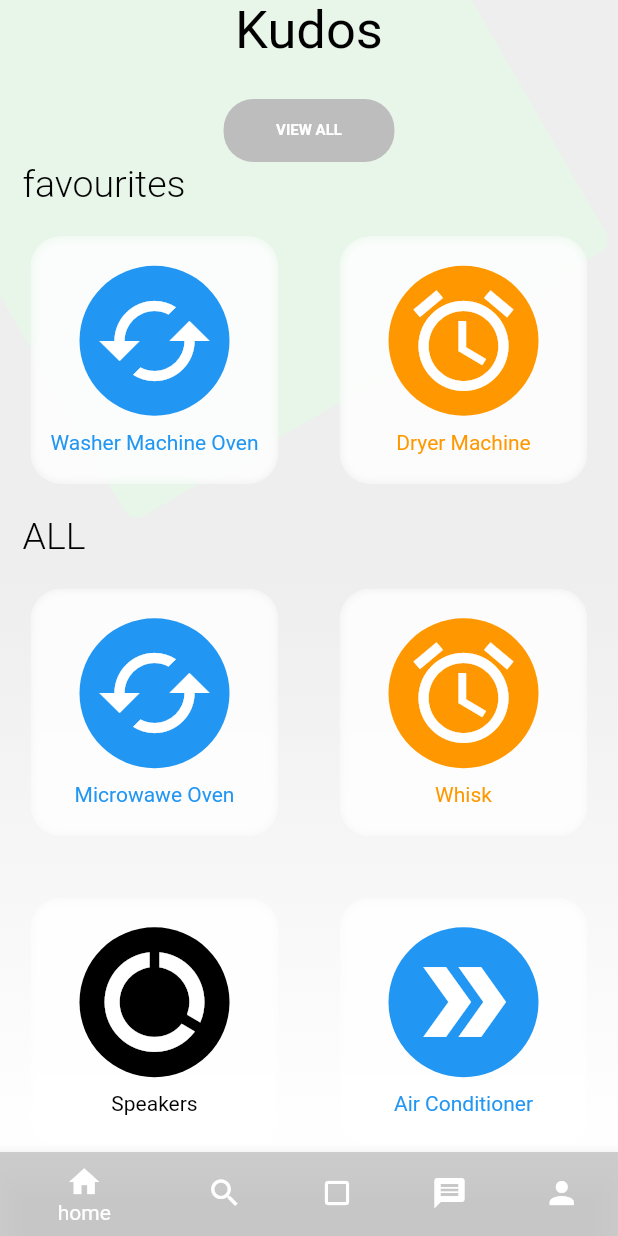
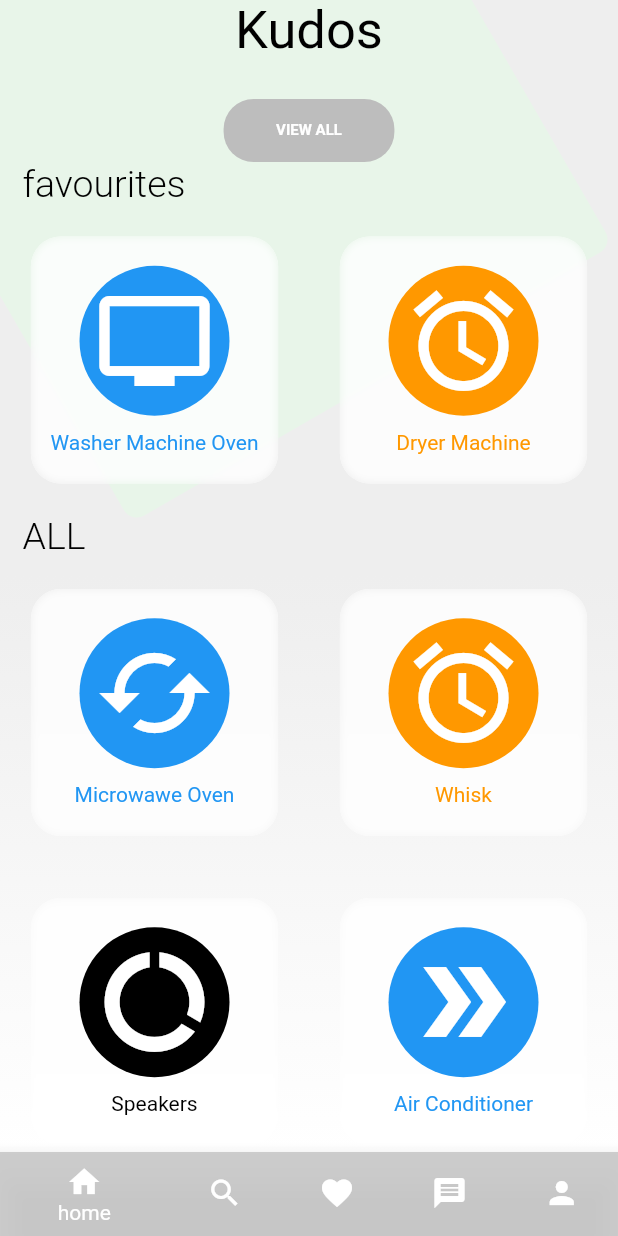
Before and after one commit to ANGIEDELRIO/PRACTICA04, a Flutter app: the screen it shows after launch, on a phone screen of 412 x 824 dp. Run offline on Flutter 3.47's test engine with Material 2 defaults, Android fonts, the phone set to English and light mode, and no system bars; missing offline and left inert: dart:html; network calls fail.

Commit message:
tercer commit

```diff
--- a/lib/InputPage.dart
+++ b/lib/InputPage.dart
@@ -1,3 +1,4 @@
+import 'dart:html';
 import 'dart:math';
 import 'dart:ui';
 
@@ -44,7 +45,7 @@ class InputPage extends StatelessWidget {
               BottomNavigationBarItem(
                   icon: Icon(Icons.search), label: 'search'),
               BottomNavigationBarItem(
-                  icon: Icon(Icons.crop_square), label: 'principal'),
+                  icon: Icon(Icons.favorite), label: 'principal'),
               BottomNavigationBarItem(
                   icon: Icon(Icons.message), label: 'message'),
               BottomNavigationBarItem(
@@ -132,7 +133,7 @@ class Content2 extends StatelessWidget {
         children: [
           Item(
             color: Colors.blue,
-            icon: Icons.cached,
+            icon: Icons.tv,
             texto: 'Washer Machine Oven',
           ),
           Item(
@@ -170,21 +171,20 @@ class Content extends StatelessWidget {
             texto: 'Speakers',
           ),
           Item(
-            color: Colors.blue,
-            icon: Icons.double_arrow,
-            texto: 'Air Conditioner',
-          ),
+              color: Colors.blue,
+              icon: Icons.double_arrow,
+              texto: 'Air Conditioner'),
         ]),
         TableRow(children: [
           Item(
-            color: Colors.amber,
-            icon: Icons.camera,
-            texto: 'Television',
+            color: Colors.blueGrey[400],
+            icon: Icons.radio,
+            texto: 'Radio             4.1 ★ ★ ★ ★ ✰ ',
           ),
           Item(
-            color: Colors.brown,
-            icon: Icons.bus_alert,
-            texto: 'Television',
+            color: Colors.blueGrey[400],
+            icon: Icons.tv,
+            texto: 'Television             5.0 ★ ★ ★ ★ ★',
           ),
         ]),
       ],
```
